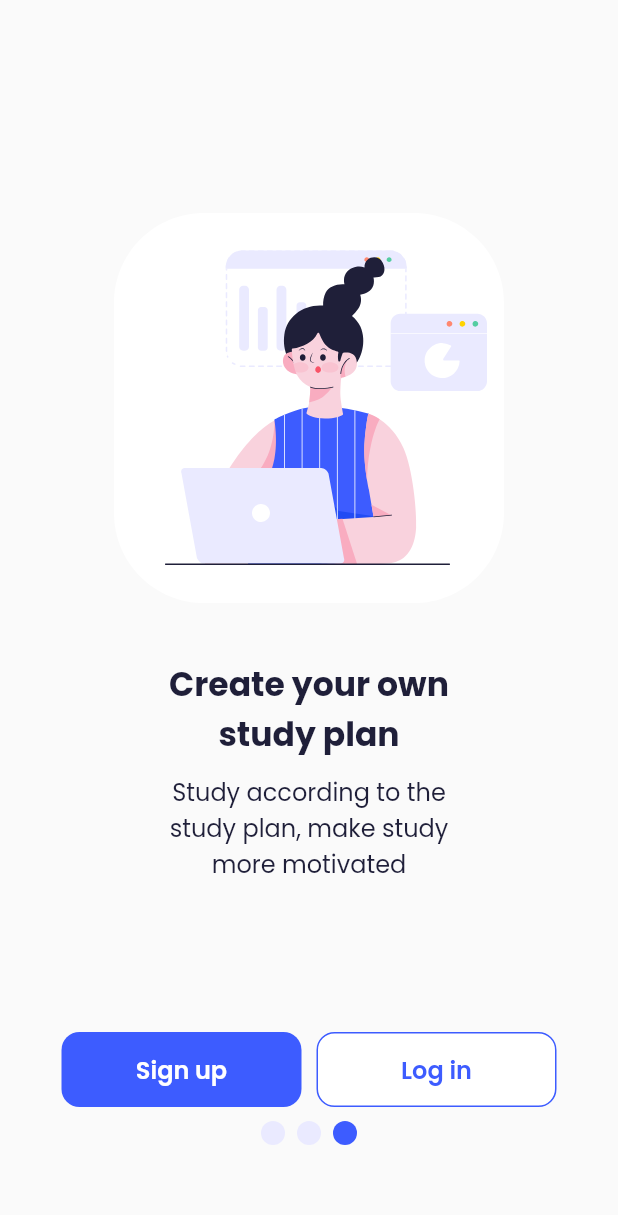
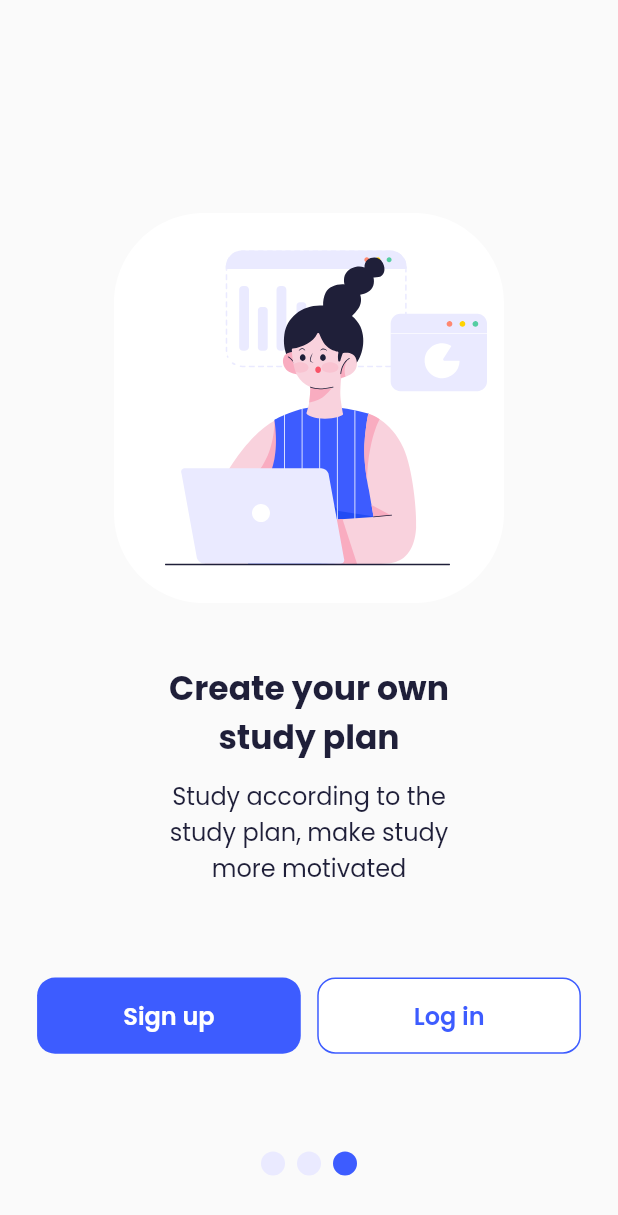
Before and after one commit to HoussemBousmaha/Online-Learning-App, a Flutter app: the screen it shows after launch, swiped to page 3, on a phone screen of 412 x 824 dp. Shown: the top 1215 px of the screen. Run offline on Flutter 3.47's test engine with Material 2 defaults, Android fonts, the phone set to English and light mode, and no system bars; drawn by our look-alikes of smooth_page_indicator; our stand-ins replace flutter_svg, google_fonts, hooks_riverpod.

Commit message:
step-10: Final Touches of Onboarding screens and some responsiveness

```diff
--- /dev/null
+++ b/lib/responsive.dart
@@ -0,0 +1,32 @@
+import 'package:flutter/material.dart';
+
+class SizeConfig {
+  static Size size = const Size(0, 0);
+
+  static const double designHeight = 812;
+  static const double designWidth = 375;
+
+  void init(BuildContext context) {
+    size = MediaQuery.of(context).size;
+  }
+
+  static double height(double height) {
+    return height * (size.height / designHeight);
+  }
+
+  static double width(double width) {
+    return width * (size.width / designWidth);
+  }
+
+  static SizedBox verticalHeight(double height) {
+    return SizedBox(
+      height: SizeConfig.height(height),
+    );
+  }
+
+  static SizedBox horizontalWidth(double width) {
+    return SizedBox(
+      width: SizeConfig.width(width),
+    );
+  }
+}
--- a/lib/screens/on_boarding_screen/on_boarding_screen.dart
+++ b/lib/screens/on_boarding_screen/on_boarding_screen.dart
@@ -4,6 +4,7 @@ import 'package:hooks_riverpod/hooks_riverpod.dart';
 import 'package:online_learning_app/buttons/primary_button.dart';
 import 'package:online_learning_app/constants.dart';
 import 'package:online_learning_app/general_providers.dart';
+import 'package:online_learning_app/responsive.dart';
 import 'package:online_learning_app/screens/on_boarding_screen/buttons/skip_button.dart';
 import 'package:smooth_page_indicator/smooth_page_indicator.dart';
 
@@ -12,6 +13,8 @@ class OnboardingScreensPageView extends ConsumerWidget {
 
   @override
   Widget build(BuildContext context, WidgetRef ref) {
+    SizeConfig().init(context);
+
     final pageController = ref.watch(pageControllerProvider);
     return Stack(
       alignment: Alignment.center,
@@ -26,7 +29,7 @@ class OnboardingScreensPageView extends ConsumerWidget {
           ],
         ),
         Container(
-          alignment: const Alignment(0, 0.85),
+          alignment: const Alignment(0, 0.9),
           child: SmoothPageIndicator(
             controller: pageController,
             count: 3,
@@ -56,13 +59,14 @@ class OnboardingScreen1 extends StatelessWidget {
     return Scaffold(
       body: SizedBox(
         width: double.infinity,
+        child: SingleChildScrollView(
           child: Column(
             children: [
-            const SizedBox(height: 90),
+              SizeConfig.verticalHeight(90),
               const SkipButton(),
-            const SizedBox(height: 19),
+              SizeConfig.verticalHeight(20),
               SvgPicture.asset('$onBoardingIllustrationsPath-1.svg'),
-            const SizedBox(height: 38),
+              SizeConfig.verticalHeight(40),
               const Text(
                 'Numerous free',
                 style: TextStyle(color: titleTextColor, fontWeight: FontWeight.w700, fontSize: 22),
@@ -71,7 +75,7 @@ class OnboardingScreen1 extends StatelessWidget {
                 'trial courses',
                 style: TextStyle(color: titleTextColor, fontWeight: FontWeight.w700, fontSize: 22),
               ),
-            const SizedBox(height: 10),
+              SizeConfig.verticalHeight(10),
               const Text(
                 'Free courses for you to',
                 style: TextStyle(color: titleTextColor, fontWeight: FontWeight.w400, fontSize: 16),
@@ -80,8 +84,8 @@ class OnboardingScreen1 extends StatelessWidget {
                 'find your way to learning',
                 style: TextStyle(color: titleTextColor, fontWeight: FontWeight.w400, fontSize: 16),
               ),
-            const SizedBox(height: 60),
             ],
+          ),
         ),
       ),
     );
@@ -96,13 +100,14 @@ class OnboardingScreen2 extends StatelessWidget {
     return Scaffold(
       body: SizedBox(
         width: double.infinity,
+        child: SingleChildScrollView(
           child: Column(
             children: [
-            const SizedBox(height: 90),
+              SizeConfig.verticalHeight(90),
               const SkipButton(),
-            const SizedBox(height: 19),
+              SizeConfig.verticalHeight(20),
               SvgPicture.asset('$onBoardingIllustrationsPath-2.svg'),
-            const SizedBox(height: 38),
+              SizeConfig.verticalHeight(40),
               const Text(
                 'Quick and easy',
                 style: TextStyle(color: titleTextColor, fontWeight: FontWeight.w700, fontSize: 22),
@@ -111,7 +116,7 @@ class OnboardingScreen2 extends StatelessWidget {
                 'learning',
                 style: TextStyle(color: titleTextColor, fontWeight: FontWeight.w700, fontSize: 22),
               ),
-            const SizedBox(height: 10),
+              SizeConfig.verticalHeight(10),
               const Text(
                 'Easy and fast learning at',
                 style: TextStyle(color: titleTextColor, fontWeight: FontWeight.w400, fontSize: 16),
@@ -124,8 +129,8 @@ class OnboardingScreen2 extends StatelessWidget {
                 'improve various skills',
                 style: TextStyle(color: titleTextColor, fontWeight: FontWeight.w400, fontSize: 16),
               ),
-            const SizedBox(height: 60),
             ],
+          ),
         ),
       ),
     );
@@ -140,11 +145,12 @@ class OnboardingScreen3 extends StatelessWidget {
     return Scaffold(
       body: SizedBox(
         width: double.infinity,
+        child: SingleChildScrollView(
           child: Column(
             children: [
-            const SizedBox(height: 142),
+              SizeConfig.verticalHeight(140),
               SvgPicture.asset('$onBoardingIllustrationsPath-3.svg'),
-            const SizedBox(height: 38),
+              SizeConfig.verticalHeight(40),
               const Text(
                 'Create your own',
                 style: TextStyle(color: titleTextColor, fontWeight: FontWeight.w700, fontSize: 22),
@@ -153,7 +159,7 @@ class OnboardingScreen3 extends StatelessWidget {
                 'study plan',
                 style: TextStyle(color: titleTextColor, fontWeight: FontWeight.w700, fontSize: 22),
               ),
-            const SizedBox(height: 10),
+              SizeConfig.verticalHeight(10),
               const Text(
                 'Study according to the',
                 style: TextStyle(color: titleTextColor, fontWeight: FontWeight.w400, fontSize: 16),
@@ -166,14 +172,14 @@ class OnboardingScreen3 extends StatelessWidget {
                 'more motivated',
                 style: TextStyle(color: titleTextColor, fontWeight: FontWeight.w400, fontSize: 16),
               ),
-            const SizedBox(height: 100),
+              SizeConfig.verticalHeight(60),
               Row(
                 mainAxisSize: MainAxisSize.min,
                 children: [
                   PrimaryButton(
                     onPressed: () {},
-                  height: 50,
-                  width: 160,
+                    height: SizeConfig.height(50),
+                    width: SizeConfig.width(160),
                     backgroundColor: primaryColor,
                     child: const Text(
                       'Sign up',
@@ -184,11 +190,11 @@ class OnboardingScreen3 extends StatelessWidget {
                       ),
                     ),
                   ),
-                const SizedBox(width: 10),
+                  SizeConfig.horizontalWidth(10),
                   PrimaryButton(
                     onPressed: () {},
-                  height: 50,
-                  width: 160,
+                    height: SizeConfig.height(50),
+                    width: SizeConfig.width(160),
                     backgroundColor: Colors.white,
                     border: Border.all(color: primaryColor),
                     child: const Text(
@@ -205,6 +211,7 @@ class OnboardingScreen3 extends StatelessWidget {
             ],
           ),
         ),
+      ),
     );
   }
 }
```
Also changed, not shown: lib/screens/on_boarding_screen/widgets/onboarding_navigation_row.dart (deleted, +0 -40 lines). Lines whose indentation alone changed are shown as unchanged.
